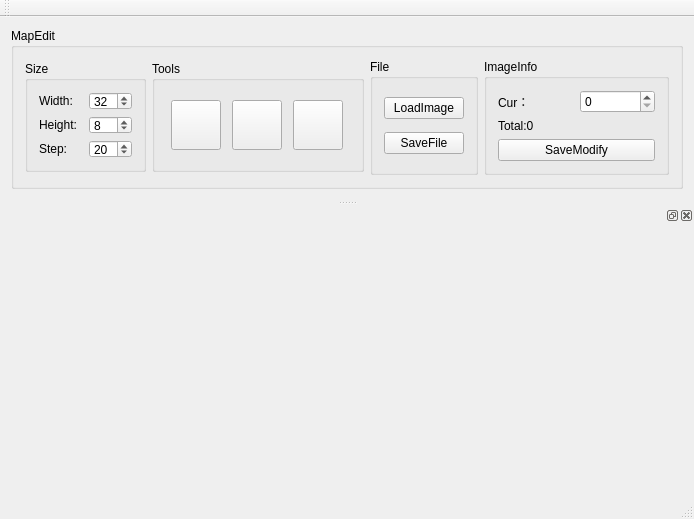
This is PixelGenerate/PixelGenerate.ui in beiklive/PixelGenerate as Qt 5 draws it before an edit. The edited form follows.
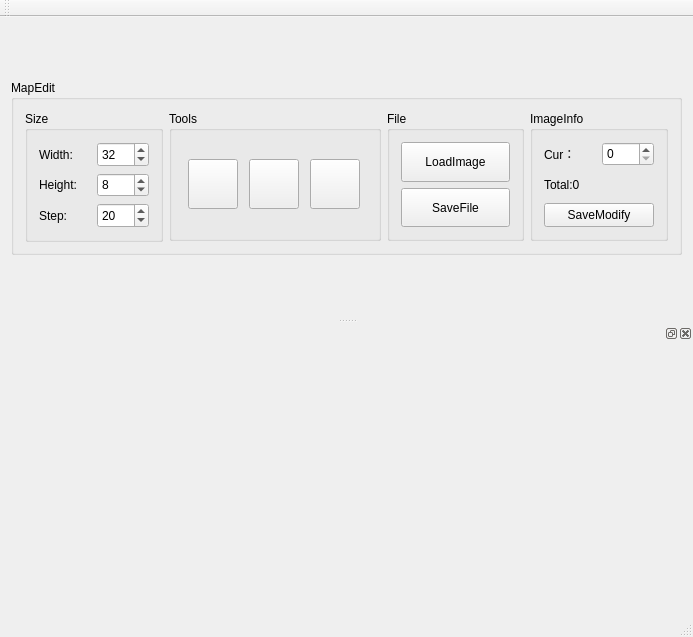
This is the edited form. Icons and pictures are not drawn. Custom widgets are drawn as their Qt base class.

What changed in the file:
```diff
--- a/PixelGenerate/PixelGenerate.ui
+++ b/PixelGenerate/PixelGenerate.ui
@@ -6,8 +6,8 @@
    <rect>
     <x>0</x>
     <y>0</y>
-    <width>694</width>
-    <height>506</height>
+    <width>689</width>
+    <height>637</height>
    </rect>
   </property>
   <property name="sizePolicy">
@@ -19,19 +19,628 @@
   <property name="windowTitle">
    <string>PixelGenerate</string>
   </property>
+  <property name="styleSheet">
+   <string notr="true">*{
+font:15px &quot;宋体&quot;;
+color: rgb(250, 250, 250);
+selection-background-color: rgb(255, 255, 255);/*选中文本*/
+selection-color: rgb(0, 0, 0);
+outline:none;/*焦点框*/
+}
+#centralWidget, QDockWidget&gt;QWidget{
+background-color: rgb(80, 80, 80);
+border-bottom:5px solid rgb(20, 20, 20);
+}
+/*其他(控件公共样式在最后)*/
+
+/*tab 1中按钮示例*/
+#btnHoverOrange{
+border-color:rgb(255, 170, 0);
+}
+#btnPressOrange{
+color:black;
+border-color: rgb(128, 128, 128);
+background-color:rgb(255, 170, 0);
+}
+#btnHoverBlue{
+border-color:rgb(0, 170, 255);
+}
+#btnPressBlue{
+color:black;
+border-color: rgb(128, 128, 128);
+background-color:rgb(0, 170, 255);
+}
+/*tab 1中勾选框示例*/
+#checkHoverOrange{
+color: rgb(255, 170, 0);
+}
+#checkHoverOrange::indicator{
+border-image: url(:/img/check_orange.png);
+}
+#checkCheckOrange::indicator{
+border-image: url(:/img/checked_orange.png);
+}
+#checkHoverBlue{
+color: rgb(0, 170, 255);
+}
+#checkHoverBlue::indicator{
+border-image: url(:/img/check_blue.png);
+}
+#checkCheckBlue::indicator{
+border-image: url(:/img/checked_blue.png);
+}
+#checkHoverGreen{
+color: rgb(0, 255, 127);
+}
+#checkHoverGreen::indicator{
+border-image: url(:/img/check_green.png);
+}
+#checkCheckGreen::indicator{
+border-image: url(:/img/checked_green.png);
+}
+/*tab1 下拉框示例*/
+#comboHover{
+border:1px solid rgb(255, 170, 0);
+}
+#comboHover::down-arrow{
+border-image: url(:/img/down_orange.png);
+}
+/*tab 1编辑框示例*/
+#editHover{
+border:1px solid rgb(255, 170, 0);
+}
+/*tab 1数字框示例*/
+#spinHoverOrange{
+border:1px solid rgb(255, 170, 0);
+}
+#spinHoverOrange::up-button{
+border-image: url(:/img/up_orange.png);
+}
+#spinHoverBlue{
+border:1px solid rgb(0, 170, 255);
+}
+#spinHoverBlue::up-button{
+border-image: url(:/img/up_blue.png);
+}
+/*自定义按钮栏*/
+#toolBar{	
+background-color: rgb(20, 20, 20);
+border-bottom:2px solid rgb(0, 170, 255);
+}
+#toolBar QPushButton{	
+color: rgb(250, 250, 250);
+border:0;
+border-radius:0;
+background-color: transparent;
+}
+#toolBar QPushButton:hover{		
+color:rgb(255, 170, 0);
+background-color: rgba(255, 255, 255, 50);
+}
+#toolBar QPushButton:pressed{		
+background-color: rgba(255, 255, 255, 80);
+}
+QPushButton#btnSet{
+background-image: url(:/img/set_gray.png);
+background-repeat:no-repeat;
+background-position:center center;
+}
+QPushButton#btnSet:hover{
+background-image: url(:/img/set_orange.png);
+}
+QPushButton#btnMin{
+background-image: url(:/img/min_gray.png);
+background-repeat:no-repeat;
+background-position:center center;
+}
+QPushButton#btnMin:hover{
+background-image: url(:/img/min_orange.png);
+}
+QPushButton#btnMax{
+background-image: url(:/img/max_gray.png);
+background-repeat:no-repeat;
+background-position:center center;
+}
+QPushButton#btnMax:hover{
+background-image: url(:/img/max_orange.png);
+}
+QPushButton#btnClose{
+background-image: url(:/img/close_gray.png);
+background-repeat:no-repeat;
+background-position:center center;
+}
+QPushButton#btnClose:hover{
+background-image: url(:/img/close_red.png);
+}
+
+/*ToolBox*/
+QToolBox{
+background-color: rgb(80, 80, 80);/*背景色-空隙颜色*/
+border:1px solid rgb(128, 128, 128);
+}
+QToolBox QWidget{/*tab页*/
+background-color: rgb(80, 80, 80);
+}
+QToolBox&gt;QAbstractButton{/*标题栏*/
+min-height:30px;
+}
+QToolBox::tab{
+background-color:rgb(40, 40, 40);
+}
+QToolBox::tab:hover{
+color:black;
+background-color: rgb(255, 170, 0);
+}
+QToolBox::tab:selected{
+color:rgb(255, 170, 0);
+}
+QToolBox::tab:selected:hover{
+color:black;
+}
+/*分裂器*/
+QSplitter::handle{
+background-color: rgb(60, 60, 60);
+margin:2px;
+}
+/*滚动区域*/
+QScrollArea{
+border:0;
+background-color: transparent;
+}
+/*滚动条 */
+QScrollBar:vertical{/*竖向*/
+width:20px;
+padding:0 3px;
+margin:0;
+background-color:transparent;
+}
+QScrollBar::add-page:vertical,QScrollBar::sub-page:vertical{
+background-color: transparent;
+}
+QScrollBar::handle:vertical{
+width:10px;
+min-height:20px;
+margin:20px 0;
+background-color:rgb(100, 100, 100);
+}
+QScrollBar::handle:vertical:hover{
+background-color:rgb(150, 150, 150);
+}
+QScrollBar::add-line:vertical{
+height:20px;
+width:20px;
+subcontrol-position:bottom;
+border-image: url(:/img/down2_white.png);
+}
+QScrollBar::sub-line:vertical{
+height:20px;
+width:20px;
+subcontrol-position:top;
+border-image: url(:/img/up2_white.png);
+}
+QScrollBar::sub-line:vertical:hover{
+border-image: url(:/img/up2_orange.png);
+}
+QScrollBar::add-line:vertical:hover{
+border-image: url(:/img/down2_orange.png);
+}
+QScrollBar:horizontal{/*横向*/
+height:20px;
+padding:3px;
+margin:0;
+background-color:transparent;
+}
+QScrollBar::add-page:horizontal,QScrollBar::sub-page:horizontal{
+background-color: transparent;
+}
+QScrollBar::handle:horizontal{
+height:10px;
+min-width:20px;
+margin:0 20px;
+background-color:rgb(100, 100, 100);
+}
+QScrollBar::handle:horizontal:hover{
+background-color:rgb(150, 150, 150);
+}
+QScrollBar::add-line:horizontal{
+height:20px;
+width:20px;
+subcontrol-position:right;
+border-image: url(:/img/right2_white.png);
+}
+QScrollBar::sub-line:horizontal{
+height:20px;
+width:20px;
+subcontrol-position:left;
+border-image: url(:/img/left2_white.png);
+}
+QScrollBar::add-line:horizontal:hover{
+border-image: url(:/img/right2_orange.png);
+}
+QScrollBar::sub-line:horizontal:hover{
+border-image: url(:/img/left2_orange.png);
+}
+/*TabWidget*/
+QTabWidget{
+}
+QTabWidget&gt;QWidget&gt;QWidget{/*tab页*/
+background-color: rgb(80, 80, 80);
+}
+QTabWidget::tab-bar{
+alignment:left;/*tab位置*/
+}
+QTabWidget::pane { /*内容区域*/
+background-color: rgb(80, 80, 80);/*背景色-空隙颜色*/
+border:1px solid rgb(128, 128, 128);
+} 
+QTabBar{
+color:white;
+background-color:transparent;
+}
+QTabBar::tab{/*页签*/
+min-height:30px;
+width:120px;
+border-top-left-radius:20px;
+border-bottom-right-radius:20px;
+margin-right:1px;
+margin-bottom:1px;
+background-color:rgb(40, 40, 40);
+}
+QTabBar::tab:hover{
+color:black;
+background-color: rgb(255, 170, 0);
+border-bottom-right-radius:0px;
+}
+QTabBar::tab:selected{
+color:rgb(255, 170, 0);
+border-bottom-right-radius:0px;
+}
+QTabBar::tab:selected:hover{
+color:black;
+}
+QTabBar::tear{/*选项过多时的。。。*/
+imag:;
+}
+QTabBar::scroller{
+width:60px;
+}
+/*文本框*/
+QTextEdit{
+color:white;
+border:1px solid rgb(128, 128, 128);
+background-color: rgb(90, 90, 90);
+}
+/*按钮*/
+QPushButton{
+color:rgb(250, 250, 250);
+border:1px solid rgb(128, 128, 128);
+background-color: rgb(40 ,40 ,40);
+border-radius:4px;
+}
+QPushButton:hover{
+border-color:rgb(255, 170, 0);
+}
+QPushButton:pressed{
+background-color: rgb(255, 170, 0);
+border-color: rgb(128, 128, 128);
+color:black;
+}
+QPushButton:checked{
+color: rgb(0, 255, 127);
+border-color: rgb(0, 255, 127);
+background-image: url(:/img/right3_green.png);
+background-repeat:no-repeat;
+background-position:center left;
+}
+QPushButton:disabled{
+color: rgb(230, 230, 230);
+background-color: rgb(150, 150, 150);
+}
+QPushButton:checked:pressed{
+color:black;
+}
+QPushButton:checked:disabled{
+color: rgb(230, 230, 230);
+border-color: rgb(128, 128, 128);
+background-color: rgb(150, 150, 150);
+background-image: url(:/img/right3_white.png);
+}
+/*勾选框*/
+QCheckBox{
+margin-left:5px;
+spacing:3px;/*点击框与文字距离*/
+color: rgb(250, 250, 250);
+}
+QCheckBox:hover{
+color: rgb(0, 255, 127);
+}
+QCheckBox:disabled{
+color: rgb(230, 230, 230);
+}
+QCheckBox::indicator{/*点击框*/
+width:20px;
+height:20px;
+}
+QCheckBox::indicator:unchecked{/*可添加未点击时点击区域图片*/
+border-image: url(:/img/check_white.png);
+}
+QCheckBox::indicator:unchecked:hover{
+border-image: url(:/img/check_green.png);
+}
+QCheckBox::indicator:unchecked:disabled{
+border-image: url(:/img/check_white.png);
+}
+QCheckBox::indicator:checked{/*点击时区域样式*/
+border-image: url(:/img/checked_green.png);
+}
+QCheckBox::indicator:checked:hover{
+border-image: url(:/img/checked_green.png);
+}
+QCheckBox::indicator:checked:disabled{
+border-image: url(:/img/checked_white.png);
+}
+QCheckBox::indicator:indeterminate{/*半选中状态*/
+}
+/*下拉列表*/
+QComboBox{
+padding-left: 5px;
+padding-right: 2px;
+color:rgb(250 ,250 ,250);
+border:1px solid rgb(128, 128, 128);
+background-color:  rgb(100 ,100 ,100);
+}
+QComboBox:hover{
+border:1px solid rgb(255, 170, 0);
+}
+QComboBox:disabled{
+color: rgb(230, 230, 230);
+background-color:rgb(150, 150, 150);
+}
+QComboBox:editable{
+background-color:rgb(100, 100, 100);
+}
+QComboBox:editable:disabled{
+background-color:rgb(150, 150, 150);
+}
+QComboBox QAbstractItemView{
+background-color:rgb(110, 110, 110);
+}
+QComboBox QAbstractItemView::item{/*需要代码中-&amp;gt;setView(new QListView(this));*/
+height:26px;
+font: 15px &quot;宋体&quot;;
+}
+QComboBox QAbstractItemView::item:hover{
+color:black;
+background-color: rgb(255, 170, 0);
+}
+QComboBox QAbstractItemView::item:selected{
+background-color: rgb(255, 170, 0);
+}
+QComboBox::drop-down {
+width:20px;
+height:20px;
+subcontrol-position: center right;
+right:2px;
+border:0;
+background-color:transparent;
+}
+QComboBox::down-arrow {/*替换三角小图标*/
+width:20px;
+height:20px;
+border-image: url(:/img/down_white.png);
+}
+QComboBox::down-arrow:hover {
+border-image: url(:/img/down_orange.png);
+}
+QComboBox::down-arrow:disabled {
+border-image: url(:/img/down2_white.png);
+}
+/*编辑框*/
+QLineEdit{
+padding: 0 5px;
+color: rgb(250 ,250 ,250);
+background-color: rgb(100, 100, 100);
+border:1px solid rgb(128, 128, 128);
+}
+QLineEdit:hover{
+border:1px solid rgb(255, 170, 0);
+}
+QLineEdit[readOnly=true],QLineEdit:disabled{
+color: rgb(230, 230, 230);
+background-color:rgb(150, 150, 150);
+}
+/*整数框*/
+QSpinBox{
+padding:0 5px;
+color: rgb(250, 250, 250);
+background-color:  rgb(100, 100, 100);
+border:1px solid rgb(128, 128, 128);
+}
+QSpinBox:hover{
+border:1px solid rgb(255, 170, 0);
+}
+QSpinBox:disabled{
+color: rgb(230, 230, 230);
+background-color:rgb(150, 150, 150);
+}
+QSpinBox[buttonSymbols=&quot;0&quot;]::up-button{/*显示按钮=0*/
+width:20px;
+height:14px;
+subcontrol-origin:border;
+subcontrol-position:top right;
+right:2px;
+top:2px;
+border-image: url(:/img/up_white.png);
+}
+QSpinBox::up-button:hover{
+border-image: url(:/img/up_orange.png);
+}
+QSpinBox::up-button:pressed{
+}
+QSpinBox[buttonSymbols=&quot;0&quot;]::down-button{
+width:20px;
+height:14px;
+subcontrol-origin:border;
+subcontrol-position:bottom right;
+right:2px;
+bottom:2px;
+border-image: url(:/img/down_white.png);
+}
+QSpinBox::down-button:hover{
+border-image: url(:/img/down_orange.png);
+}
+QSpinBox::down-button:pressed{
+}
+QSpinBox::up-button:disabled{
+border-image: url(:/img/up2_white.png);
+}
+QSpinBox::down-button:disabled{
+border-image: url(:/img/down2_white.png);
+}
+/*表头*/
+QHeaderView{
+font: 15px &quot;宋体&quot;;
+color:rgb(240, 240, 240);
+background-color: rgb(80, 80, 80);
+}
+QHeaderView::section:horizontal{/*横表头*/
+min-height:30px;
+border:0;
+border-bottom:1px solid rgb(0, 170, 255);
+background-color: rgb(60,60,60);
+}
+QHeaderView::section:vertical{/*竖表头*/
+min-width:60px;
+padding-left:15px;
+border:1px solid rgb(128, 128, 128);
+border-top:0;
+border-left:0;
+background-color: rgb(60, 60, 60);
+}
+QHeaderView::section{
+font: 15px &quot;宋体&quot;;
+text-align:center;
+}
+QHeaderView::section:hover{
+color:black;
+background-color: rgb(255, 170, 0);
+}
+QHeaderView::section:checked{/*不取消高亮*/
+font: 15px &quot;宋体&quot;;
+font-weight:normal;
+color: rgb(255, 170, 0);
+}
+QHeaderView::section:selected{
+font: 15px &quot;宋体&quot;;
+font-weight:normal;
+color: red;
+}
+QHeaderView::section:checked:hover{
+font-weight:normal;
+color: rgb(240, 240, 240);
+}
+QHeaderView::section:first{/*表头第一个位置*/
+}
+QHeaderView::down-arrow{/*图标用来排序的*/
+}
+QHeaderView::up-arrow{
+}
+/*表格*/
+QTableView{/*对齐方式代码设置*/
+border:1px solid rgb(128, 128, 128);
+gridline-color: rgb(128, 128, 128);/*网格线颜色*/
+background-color: rgb(80, 80, 80);
+}
+QTableView QTableCornerButton::section{/*表头左上*/
+background-color: rgb(60,60,60);
+border:0;
+border-bottom:1px solid rgb(0, 170, 255);
+}
+QTableView::item{/*表内容*/
+font: 15px &quot;宋体&quot;;
+color: rgb(250, 250, 250);
+background-color: rgb(80, 80, 80);
+}
+QTableView::item:selected{
+color:black;
+background-color: rgb(255, 170, 0);
+}
+QTableView::indicator{
+width: 20px;
+height: 20px;
+}
+QTableView::indicator:enabled:checked{
+image: ;
+}
+QTableView::indicator:enabled:unchecked{
+image: ;
+}
+/*菜单*/
+QPushButton::menu-indicator{/*setmenu*/
+image:none;
+}
+QMenu{
+border:1px solid rgb(128, 128, 128);
+background-color:rgb(70, 70, 70);
+margin:0px;
+padding:0px;
+}
+QMenu::item {
+margin:0px;
+padding:0 20 0 10px;
+font:15px &quot;宋体&quot;;
+min-height:26px;
+max-height:28px;
+color:rgb(240, 240, 240);
+background-color:rgb(70, 70, 70);
+}
+QSpacerItem{
+background-color: rgb(0, 255, 0);
+}
+QMenu::item:disabled{
+color:rgb(240, 240, 240);
+background-color:rgb(110, 110, 110);
+}
+QMenu::item:selected {
+color:black;
+background-color: rgb(255, 170, 0);
+}
+QMenu::item:selected:disabled{
+color:rgb(240, 240, 240);
+background-color:rgb(110, 110, 110);
+}
+QMenu::separator {/*分割线*/
+height: 1px;
+background: transparent;
+}</string>
+  </property>
   <widget class="QWidget" name="centralWidget">
    <layout class="QVBoxLayout" name="verticalLayout_3">
     <item>
      <widget class="QGroupBox" name="groupBox">
+      <property name="sizePolicy">
+       <sizepolicy hsizetype="Fixed" vsizetype="Fixed">
+        <horstretch>0</horstretch>
+        <verstretch>0</verstretch>
+       </sizepolicy>
+      </property>
+      <property name="minimumSize">
+       <size>
+        <width>671</width>
+        <height>175</height>
+       </size>
+      </property>
+      <property name="maximumSize">
+       <size>
+        <width>671</width>
+        <height>175</height>
+       </size>
+      </property>
       <property name="title">
        <string>MapEdit</string>
       </property>
       <layout class="QGridLayout" name="gridLayout_4">
        <item row="0" column="0">
-        <layout class="QHBoxLayout" name="horizontalLayout_5">
-         <item>
-          <layout class="QHBoxLayout" name="horizontalLayout_3">
-           <item>
             <layout class="QHBoxLayout" name="horizontalLayout_2">
              <item>
               <widget class="QGroupBox" name="groupBox_2">
@@ -44,13 +653,13 @@
                <property name="minimumSize">
                 <size>
                  <width>121</width>
-                 <height>111</height>
+             <height>131</height>
                 </size>
                </property>
                <property name="maximumSize">
                 <size>
-                 <width>121</width>
-                 <height>111</height>
+             <width>1210</width>
+             <height>1310</height>
                 </size>
                </property>
                <property name="title">
@@ -88,6 +697,12 @@
                    <layout class="QVBoxLayout" name="verticalLayout_2">
                     <item>
                      <widget class="QSpinBox" name="width_box">
+                  <property name="sizePolicy">
+                   <sizepolicy hsizetype="Minimum" vsizetype="Preferred">
+                    <horstretch>0</horstretch>
+                    <verstretch>0</verstretch>
+                   </sizepolicy>
+                  </property>
                       <property name="maximum">
                        <number>90</number>
                       </property>
@@ -98,6 +713,12 @@
                     </item>
                     <item>
                      <widget class="QSpinBox" name="height_box">
+                  <property name="sizePolicy">
+                   <sizepolicy hsizetype="Minimum" vsizetype="Preferred">
+                    <horstretch>0</horstretch>
+                    <verstretch>0</verstretch>
+                   </sizepolicy>
+                  </property>
                       <property name="value">
                        <number>8</number>
                       </property>
@@ -105,6 +726,12 @@
                     </item>
                     <item>
                      <widget class="QSpinBox" name="step_box">
+                  <property name="sizePolicy">
+                   <sizepolicy hsizetype="Minimum" vsizetype="Preferred">
+                    <horstretch>0</horstretch>
+                    <verstretch>0</verstretch>
+                   </sizepolicy>
+                  </property>
                       <property name="value">
                        <number>20</number>
                       </property>
@@ -134,7 +761,7 @@
                <property name="maximumSize">
                 <size>
                  <width>212</width>
-                 <height>111</height>
+             <height>1110</height>
                 </size>
                </property>
                <property name="title">
@@ -238,8 +865,6 @@
                </layout>
               </widget>
              </item>
-            </layout>
-           </item>
            <item>
             <widget class="QGroupBox" name="groupBox_4">
              <property name="title">
@@ -248,6 +873,12 @@
              <layout class="QVBoxLayout" name="verticalLayout_4">
               <item>
                <widget class="QPushButton" name="LoadImage">
+              <property name="sizePolicy">
+               <sizepolicy hsizetype="Minimum" vsizetype="Minimum">
+                <horstretch>0</horstretch>
+                <verstretch>0</verstretch>
+               </sizepolicy>
+              </property>
                 <property name="text">
                  <string>LoadImage</string>
                 </property>
@@ -255,6 +886,12 @@
               </item>
               <item>
                <widget class="QPushButton" name="SaveAsFile">
+              <property name="sizePolicy">
+               <sizepolicy hsizetype="Minimum" vsizetype="Minimum">
+                <horstretch>0</horstretch>
+                <verstretch>0</verstretch>
+               </sizepolicy>
+              </property>
                 <property name="text">
                  <string>SaveFile</string>
                 </property>
@@ -263,15 +900,11 @@
              </layout>
             </widget>
            </item>
-          </layout>
-         </item>
          <item>
           <widget class="QGroupBox" name="groupBox_5">
            <property name="title">
             <string>ImageInfo</string>
            </property>
-           <layout class="QVBoxLayout" name="verticalLayout_6">
-            <item>
              <layout class="QVBoxLayout" name="verticalLayout_5">
               <item>
                <layout class="QHBoxLayout" name="horizontalLayout_4">
@@ -283,7 +916,20 @@
                  </widget>
                 </item>
                 <item>
-                 <widget class="QSpinBox" name="CurImage"/>
+               <widget class="QSpinBox" name="CurImage">
+                <property name="sizePolicy">
+                 <sizepolicy hsizetype="Minimum" vsizetype="Preferred">
+                  <horstretch>0</horstretch>
+                  <verstretch>0</verstretch>
+                 </sizepolicy>
+                </property>
+                <property name="accelerated">
+                 <bool>true</bool>
+                </property>
+                <property name="stepType">
+                 <enum>QAbstractSpinBox::DefaultStepType</enum>
+                </property>
+               </widget>
                 </item>
                </layout>
               </item>
@@ -294,10 +940,14 @@
                 </property>
                </widget>
               </item>
-             </layout>
-            </item>
             <item>
              <widget class="QPushButton" name="SaveModify">
+              <property name="sizePolicy">
+               <sizepolicy hsizetype="Minimum" vsizetype="Minimum">
+                <horstretch>0</horstretch>
+                <verstretch>0</verstretch>
+               </sizepolicy>
+              </property>
               <property name="text">
                <string>SaveModify</string>
               </property>
```
Lines whose indentation alone changed are shown as unchanged.
